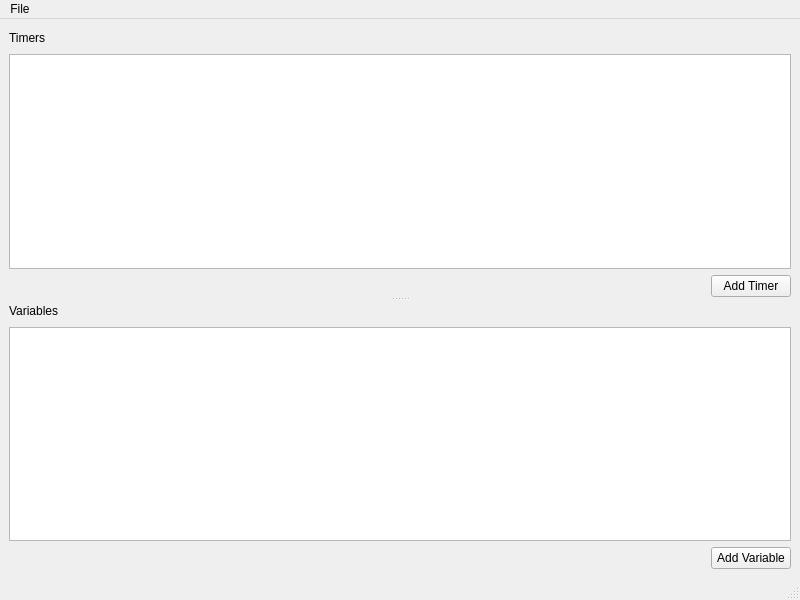
The window that devices_and_timers_mainwindow.ui (RedChow/PythonOPCUADeviceSimulatorGUI) describes before a commit, drawn with Qt 5.
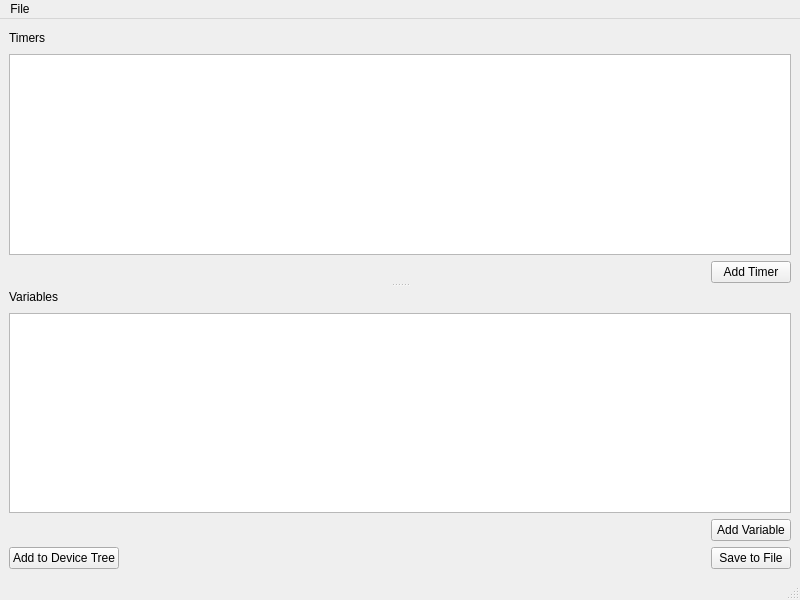
The same window after the commit.

Commit message: refactored several functions, added more functionality to many windows

```diff
--- a/devices_and_timers_mainwindow.ui
+++ b/devices_and_timers_mainwindow.ui
@@ -14,13 +14,15 @@
    <string>MainWindow</string>
   </property>
   <widget class="QWidget" name="centralwidget">
+   <layout class="QVBoxLayout" name="verticalLayout_4">
+    <item>
    <layout class="QVBoxLayout" name="verticalLayout_3">
     <item>
      <widget class="QSplitter" name="splitter">
       <property name="orientation">
        <enum>Qt::Vertical</enum>
       </property>
-      <widget class="QWidget" name="">
+        <widget class="QWidget" name="layoutWidget">
        <layout class="QVBoxLayout" name="verticalLayout">
         <item>
          <layout class="QHBoxLayout" name="horizontalLayout">
@@ -75,7 +77,7 @@
         </item>
        </layout>
       </widget>
-      <widget class="QWidget" name="">
+        <widget class="QWidget" name="layoutWidget">
        <layout class="QVBoxLayout" name="verticalLayout_2">
         <item>
          <layout class="QHBoxLayout" name="horizontalLayout_3">
@@ -131,6 +133,39 @@
        </layout>
       </widget>
      </widget>
+      </item>
+      <item>
+       <layout class="QHBoxLayout" name="horizontalLayout_5">
+        <item>
+         <widget class="QPushButton" name="pushButtonAddToDeviceTree">
+          <property name="text">
+           <string>Add to Device Tree</string>
+          </property>
+         </widget>
+        </item>
+        <item>
+         <spacer name="horizontalSpacer_5">
+          <property name="orientation">
+           <enum>Qt::Horizontal</enum>
+          </property>
+          <property name="sizeHint" stdset="0">
+           <size>
+            <width>40</width>
+            <height>20</height>
+           </size>
+          </property>
+         </spacer>
+        </item>
+        <item>
+         <widget class="QPushButton" name="pushButtonSaveToFile">
+          <property name="text">
+           <string>Save to File</string>
+          </property>
+         </widget>
+        </item>
+       </layout>
+      </item>
+     </layout>
     </item>
    </layout>
   </widget>
```
Lines whose indentation alone changed are shown as unchanged. The commit also changes 7 other files.
